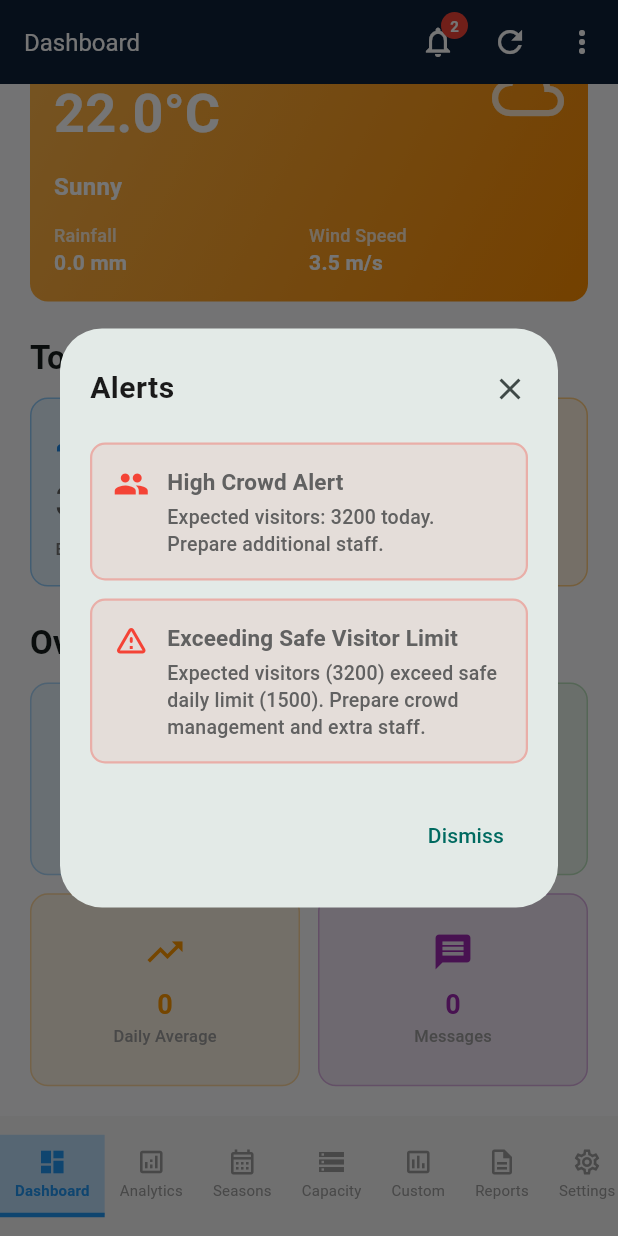
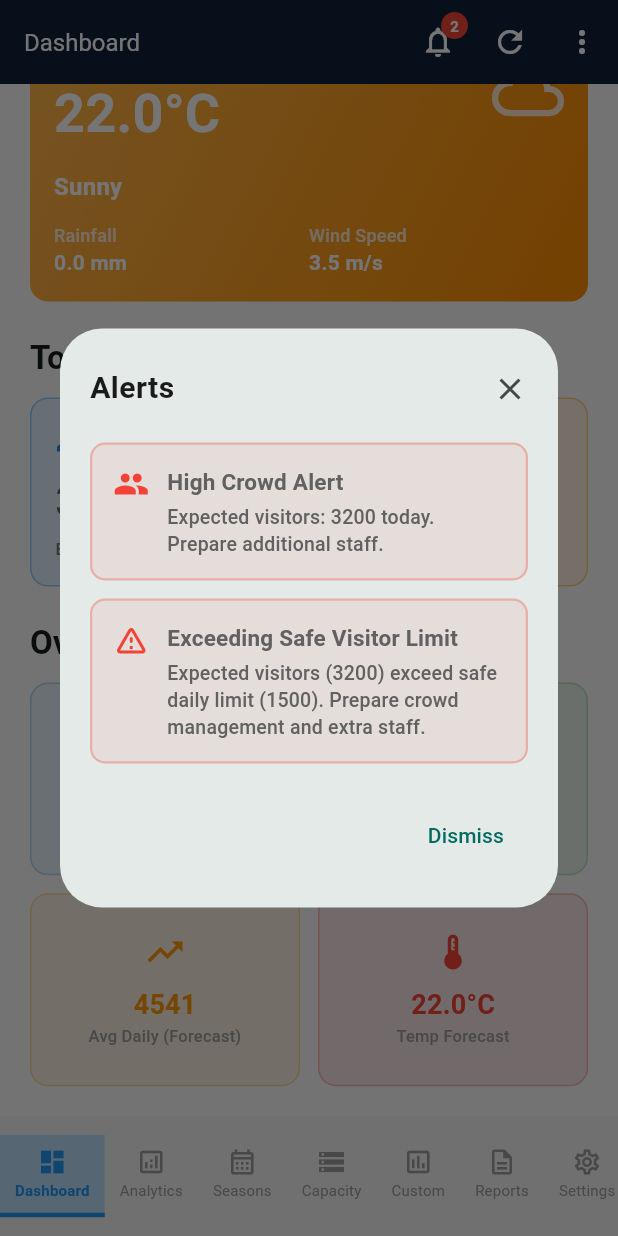
Before and after one commit to ChamothAshen/Enhancing-tourism-digital-twins-with-real-time-Bilateral-data-across-sri-lanka, a Flutter app: the AdminDashboard screen opened directly with empty values, scrolled down 153 dp, on a phone screen of 412 x 824 dp. Run offline on Flutter 3.47's test engine with Material 3 defaults, Android fonts, the phone set to English and light mode, and no system bars; our stand-ins replace fl_chart, flutter_tts, geolocator, google_maps_flutter; missing offline and left inert: flutter_3d_controller; network calls fail.

Commit message:
update_adm_dshbrd

```diff
--- a/sigiriya_tour_guide/lib/admin_dashboard.dart
+++ b/sigiriya_tour_guide/lib/admin_dashboard.dart
@@ -1470,6 +1470,7 @@ class _AdminDashboardState extends State<AdminDashboard> {
                 crossAxisSpacing: 12,
                 childAspectRatio: 1.4,
                 children: [
+                  // Today's predicted crowd from forecast
                   Container(
                     padding: const EdgeInsets.all(16),
                     decoration: BoxDecoration(
@@ -1480,16 +1481,19 @@ class _AdminDashboardState extends State<AdminDashboard> {
                     child: Column(
                       mainAxisAlignment: MainAxisAlignment.center,
                       children: [
-                        const Icon(Icons.people, color: Colors.blue, size: 28),
+                        const Icon(Icons.people_alt, color: Colors.blue, size: 28),
                         const SizedBox(height: 8),
                         Text(
-                          '${_dashboardStats['total_visitors'] ?? 0}',
+                          _weeklyForecast.isNotEmpty
+                              ? '${_getCrowdValue(_weeklyForecast.first)}'
+                              : '--',
                           style: const TextStyle(fontSize: 18, fontWeight: FontWeight.bold, color: Colors.blue),
                         ),
-                        const Text('Total Visitors', style: TextStyle(fontSize: 11, color: Colors.grey)),
-                      ],
-                    ),
-                  ),
+                        const Text("Today's Forecast", style: TextStyle(fontSize: 11, color: Colors.grey), textAlign: TextAlign.center),
+                      ],
+                    ),
+                  ),
+                  // Peak visitors in next 7 days
                   Container(
                     padding: const EdgeInsets.all(16),
                     decoration: BoxDecoration(
@@ -1497,19 +1501,27 @@ class _AdminDashboardState extends State<AdminDashboard> {
                       borderRadius: BorderRadius.circular(12),
                       border: Border.all(color: Colors.green.withOpacity(0.3)),
                     ),
-                    child: Column(
+                    child: Builder(builder: (context) {
+                      int peak = 0;
+                      for (var d in _weeklyForecast.take(7)) {
+                        final v = _getCrowdValue(d);
+                        if (v > peak) peak = v;
+                      }
+                      return Column(
                         mainAxisAlignment: MainAxisAlignment.center,
                         children: [
-                        const Icon(Icons.chat, color: Colors.green, size: 28),
+                          const Icon(Icons.bar_chart, color: Colors.green, size: 28),
                           const SizedBox(height: 8),
                           Text(
-                          '${_dashboardStats['active_chats'] ?? 0}',
+                            _weeklyForecast.isNotEmpty ? '$peak' : '--',
                             style: const TextStyle(fontSize: 18, fontWeight: FontWeight.bold, color: Colors.green),
                           ),
-                        const Text('Active Chats', style: TextStyle(fontSize: 11, color: Colors.grey)),
-                      ],
-                    ),
-                  ),
+                          const Text('Peak (7-Day)', style: TextStyle(fontSize: 11, color: Colors.grey), textAlign: TextAlign.center),
+                        ],
+                      );
+                    }),
+                  ),
+                  // Avg daily visitors from full forecast
                   Container(
                     padding: const EdgeInsets.all(16),
                     decoration: BoxDecoration(
@@ -1517,36 +1529,46 @@ class _AdminDashboardState extends State<AdminDashboard> {
                       borderRadius: BorderRadius.circular(12),
                       border: Border.all(color: Colors.orange.withOpacity(0.3)),
                     ),
-                    child: Column(
+                    child: Builder(builder: (context) {
+                      int total = 0;
+                      for (var d in _weeklyForecast) {
+                        total += _getCrowdValue(d);
+                      }
+                      final avg = _weeklyForecast.isNotEmpty ? total ~/ _weeklyForecast.length : 0;
+                      return Column(
                         mainAxisAlignment: MainAxisAlignment.center,
                         children: [
                           const Icon(Icons.trending_up, color: Colors.orange, size: 28),
                           const SizedBox(height: 8),
                           Text(
-                          '${_dashboardStats['daily_average'] ?? _dashboardStats['today_visits'] ?? 0}',
+                            _weeklyForecast.isNotEmpty ? '$avg' : '--',
                             style: const TextStyle(fontSize: 18, fontWeight: FontWeight.bold, color: Colors.orange),
                           ),
-                        const Text('Daily Average', style: TextStyle(fontSize: 11, color: Colors.grey)),
-                      ],
-                    ),
-                  ),
+                          const Text('Avg Daily (Forecast)', style: TextStyle(fontSize: 11, color: Colors.grey), textAlign: TextAlign.center),
+                        ],
+                      );
+                    }),
+                  ),
+                  // Temperature forecast for today
                   Container(
                     padding: const EdgeInsets.all(16),
                     decoration: BoxDecoration(
-                      color: Colors.purple.withOpacity(0.1),
+                      color: Colors.red.withOpacity(0.1),
                       borderRadius: BorderRadius.circular(12),
-                      border: Border.all(color: Colors.purple.withOpacity(0.3)),
+                      border: Border.all(color: Colors.red.withOpacity(0.3)),
                     ),
                     child: Column(
                       mainAxisAlignment: MainAxisAlignment.center,
                       children: [
-                        const Icon(Icons.message, color: Colors.purple, size: 28),
+                        const Icon(Icons.thermostat, color: Colors.red, size: 28),
                         const SizedBox(height: 8),
                         Text(
-                          '${(_dashboardStats['total_messages'] ?? 0) ~/ 60}',
-                          style: const TextStyle(fontSize: 18, fontWeight: FontWeight.bold, color: Colors.purple),
-                        ),
-                        const Text('Messages', style: TextStyle(fontSize: 11, color: Colors.grey)),
+                          _weatherData.isNotEmpty
+                              ? '${_formatWeatherValue(_weatherData.first['temperature'])}°C'
+                              : '--',
+                          style: const TextStyle(fontSize: 18, fontWeight: FontWeight.bold, color: Colors.red),
+                        ),
+                        const Text('Temp Forecast', style: TextStyle(fontSize: 11, color: Colors.grey), textAlign: TextAlign.center),
                       ],
                     ),
                   ),
@@ -2215,7 +2237,7 @@ class _AdminDashboardState extends State<AdminDashboard> {
             ),
             const SizedBox(height: 8),
             Text(
-              'Predicted visitor patterns for 2026',
+              'Current & upcoming months (${DateTime.now().year})',
               style: Theme.of(context).textTheme.bodySmall?.copyWith(color: Colors.grey.shade600),
             ),
             const SizedBox(height: 24),
@@ -2234,7 +2256,7 @@ class _AdminDashboardState extends State<AdminDashboard> {
                     mainAxisAlignment: MainAxisAlignment.spaceBetween,
                     children: [
                       Text(
-                        'Annual Overview',
+                        'Remaining Months Overview',
                         style: Theme.of(context).textTheme.titleMedium?.copyWith(color: Colors.white, fontWeight: FontWeight.bold),
                       ),
                       Icon(Icons.calendar_today, color: Colors.white70),
@@ -2270,9 +2292,10 @@ class _AdminDashboardState extends State<AdminDashboard> {
 
   List<Widget> _buildMonthlySeasonCards(List<String> monthNames, List<int> peakSeasons, int lowThreshold, int highThreshold, int avgVisitors) {
     final daysPerMonth = [31, 28, 31, 30, 31, 30, 31, 31, 30, 31, 30, 31];
-
+    // Start from the current month (0-indexed), so past months are hidden
+    final currentMonthIndex = DateTime.now().month - 1;
     List<Widget> cards = [];
-    for (int i = 0; i < 12 && i < monthNames.length; i++) {
+    for (int i = currentMonthIndex; i < 12 && i < monthNames.length; i++) {
       final monthName = monthNames[i];
       final visitors = _safeToInt(_monthlyForecast[monthName], avgVisitors);
 
@@ -2442,8 +2465,9 @@ class _AdminDashboardState extends State<AdminDashboard> {
     final avgMonthly = avgVisitors.isEmpty ? 0 : (avgVisitors.reduce((a, b) => a + b) / avgVisitors.length).toInt();
 
     List<Widget> widgets = [];
-
-    for (int i = 0; i < 12 && i < monthNames.length; i++) {
+    // Only show current month and future months
+    final currentMonthIndex = DateTime.now().month - 1;
+    for (int i = currentMonthIndex; i < 12 && i < monthNames.length; i++) {
       final monthName = monthNames[i];
       final dailyVisitors = _safeToInt(_monthlyForecast[monthName], avgMonthly);
 
```
Lines whose indentation alone changed are shown as unchanged.
